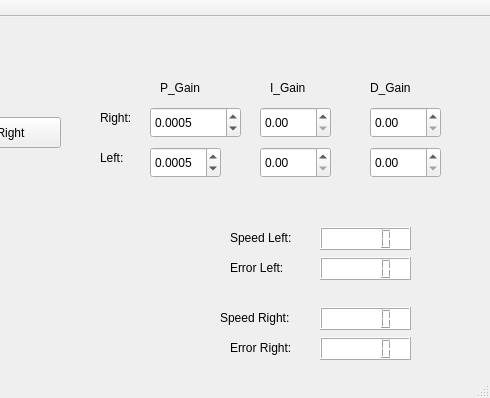
Above: Roboter_GUI/mainwindow.ui from eneles91/ProgMechSys before the change; both pictures show x 280 to 770 and y 0 to 398 of the 770 by 398 pixel window. Below: the same form after it.
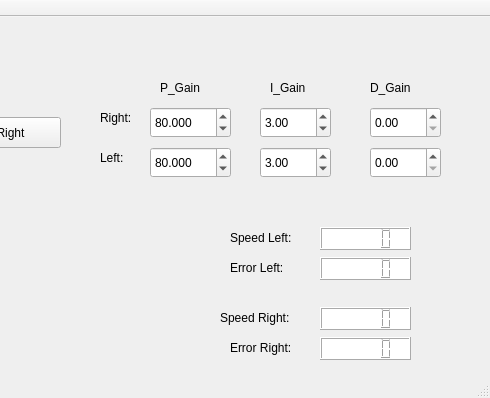
That is the form after the change.

```diff
--- a/Roboter_GUI/mainwindow.ui
+++ b/Roboter_GUI/mainwindow.ui
@@ -843,12 +843,12 @@
      <rect>
       <x>430</x>
       <y>90</y>
-      <width>91</width>
+      <width>81</width>
       <height>31</height>
      </rect>
     </property>
     <property name="decimals">
-     <number>4</number>
+     <number>3</number>
     </property>
     <property name="maximum">
      <double>4000.000000000000000</double>
@@ -857,7 +857,7 @@
      <double>0.000100000000000</double>
     </property>
     <property name="value">
-     <double>0.000500000000000</double>
+     <double>80.000000000000000</double>
     </property>
    </widget>
    <widget class="QDoubleSpinBox" name="iGain_r">
@@ -869,6 +869,9 @@
       <height>31</height>
      </rect>
     </property>
+    <property name="value">
+     <double>3.000000000000000</double>
+    </property>
    </widget>
    <widget class="QDoubleSpinBox" name="dGain_r">
     <property name="geometry">
@@ -895,12 +898,12 @@
      <rect>
       <x>430</x>
       <y>130</y>
-      <width>71</width>
+      <width>81</width>
       <height>31</height>
      </rect>
     </property>
     <property name="decimals">
-     <number>4</number>
+     <number>3</number>
     </property>
     <property name="maximum">
      <double>4000.000000000000000</double>
@@ -909,7 +912,7 @@
      <double>0.000100000000000</double>
     </property>
     <property name="value">
-     <double>0.000500000000000</double>
+     <double>80.000000000000000</double>
     </property>
    </widget>
    <widget class="QDoubleSpinBox" name="iGain_l">
@@ -921,6 +924,9 @@
       <height>31</height>
      </rect>
     </property>
+    <property name="value">
+     <double>3.000000000000000</double>
+    </property>
    </widget>
    <widget class="QLabel" name="label_10">
     <property name="geometry">
```
